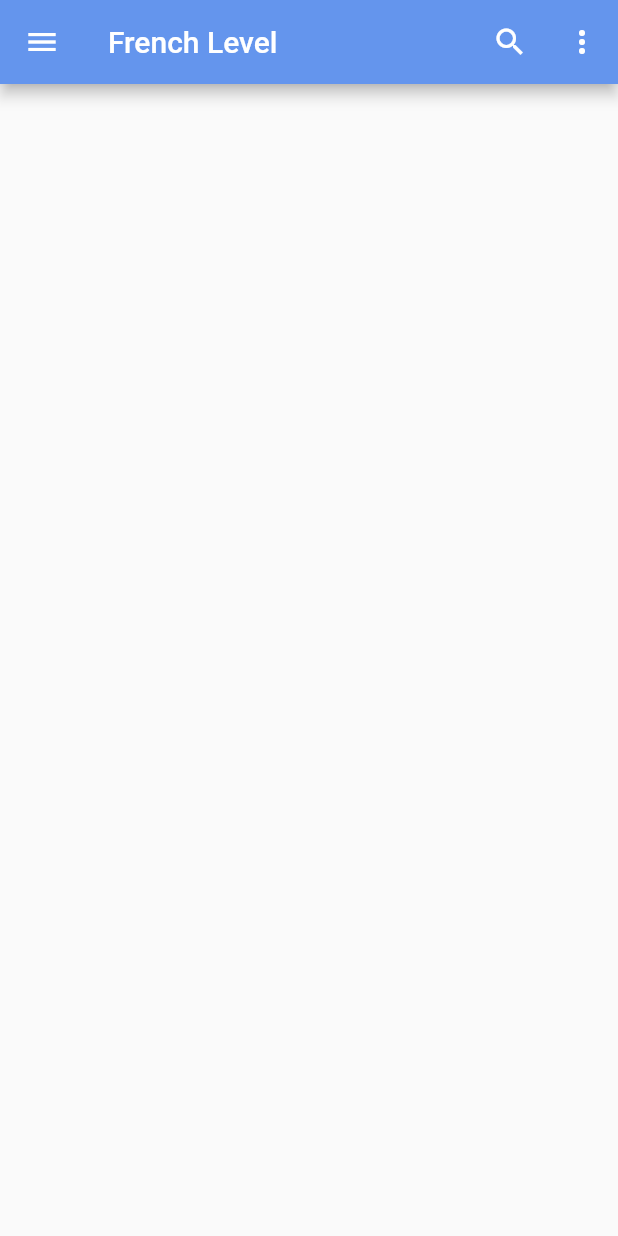
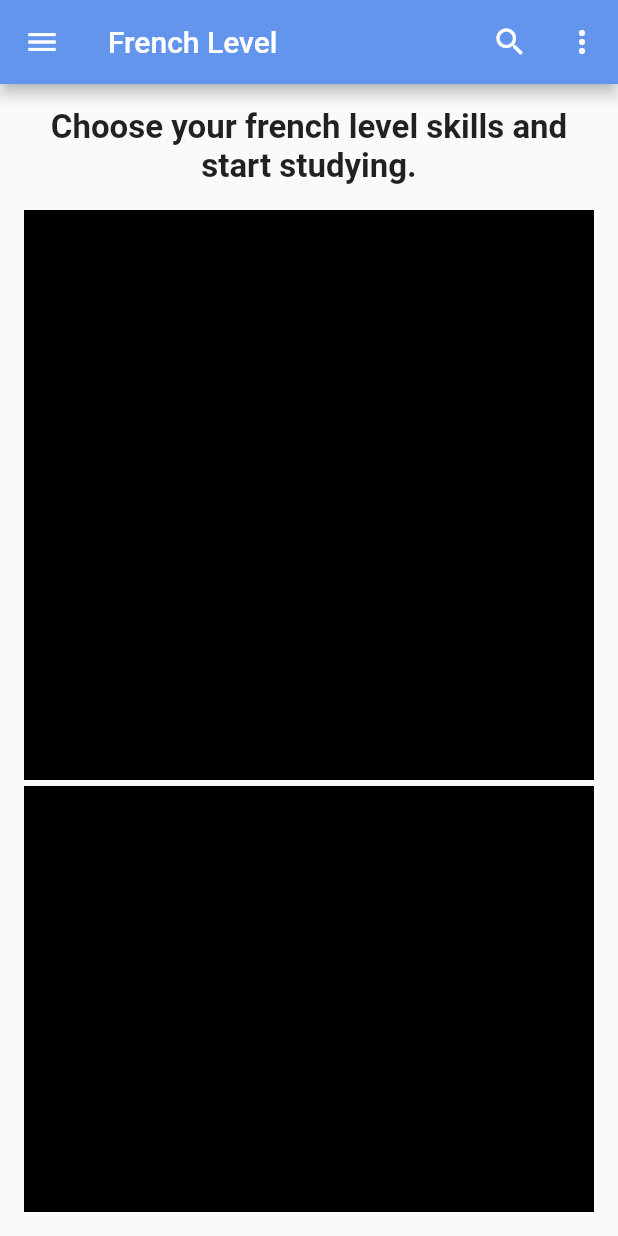
Before and after one commit to Bonnahjohn/frenchify, a Flutter app: the screen it shows after launch, after a tap on an icon or button, on a phone screen of 412 x 824 dp. Run offline on Flutter 3.47's test engine with Material 2 defaults, Android fonts, the phone set to English and light mode, and no system bars.

Commit message:
other pages routing establish except the dictionary one and also the home welcome screen is tackly

```diff
--- a/lib/Pages/feedback.dart
+++ b/lib/Pages/feedback.dart
@@ -38,6 +38,8 @@ class Feedbacks extends StatelessWidget {
                 TextSpan(
                     text: 'Frenchify@gmail.com',
                     style: const TextStyle(
+                        fontWeight: FontWeight.bold,
+                        fontSize: 17,
                         color: Color.fromRGBO(100, 149, 237, 1)),
                     recognizer: TapGestureRecognizer()..onTap = () {}),
               ]))
--- a/lib/Pages/home.dart
+++ b/lib/Pages/home.dart
@@ -1,7 +1,8 @@
-// ignore_for_file: unused_import, prefer_const_literals_to_create_immutables, prefer_const_constructors, use_key_in_widget_constructors
+// ignore_for_file: unused_import, prefer_const_literals_to_create_immutables, prefer_const_constructors, use_key_in_widget_constructors, non_constant_identifier_names, body_might_complete_normally_nullable
 
 import 'package:flutter/material.dart';
 import 'package:frenchify/main.dart';
+import 'package:frenchify/Pages/translator.dart';
 
 class HomePage extends StatelessWidget {
   const HomePage({super.key});
@@ -14,10 +15,76 @@ class HomePage extends StatelessWidget {
         title: Text('French Level'),
         actions: [
           IconButton(onPressed: () {}, icon: Icon(Icons.search)),
-          IconButton(onPressed: () {}, icon: Icon(Icons.more_vert))
+          IconButton(onPressed: () {}, icon: Icon(Icons.more_vert)),
         ],
       ),
-      drawer: Drawer(
+      body: Container(
+        padding: EdgeInsets.all(16),
+        child: Column(
+          crossAxisAlignment: CrossAxisAlignment.stretch,
+          children: [
+            Text(
+              "Choose your french level skills and start studying.",
+              style: TextStyle(fontSize: 22, fontWeight: FontWeight.bold),
+              textAlign: TextAlign.center,
+            ),
+            SizedBox(height: 16),
+            Expanded(
+                flex: 2,
+                child: GridView.count(
+                  crossAxisCount: 1,
+                  mainAxisSpacing: 4,
+                  crossAxisSpacing: 10,
+                  children: [
+                    Container(
+                      width: 250,
+                      height: 600,
+                      color: Colors.black,
+                    ),
+                    Container(
+                      width: 250,
+                      height: 300,
+                      color: Colors.black,
+                    ),
+                    Card(
+                      elevation: 12,
+                      child: Container(
+                        width: 25,
+                        height: 30,
+                        color: Colors.green,
+                        child: ListView(children: [
+                          Text(
+                            'Beginner lessons.',
+                            style: TextStyle(fontSize: 20),
+                            textAlign: TextAlign.center,
+                          )
+                        ]),
+                      ),
+                    ),
+                    // Card(
+                    //   elevation: 12,
+                    //   child: Container(
+                    //     width: 100,
+                    //     height: 200,
+                    //     color: Colors.red,
+                    //   ),
+                    // ),
+                  ],
+                ))
+          ],
+        ),
+      ),
+      drawer: Drawers(),
+    );
+  }
+}
+
+class Drawers extends StatelessWidget {
+  const Drawers({super.key});
+
+  @override
+  Widget build(BuildContext context) {
+    return Drawer(
       backgroundColor: Color.fromRGBO(100, 149, 237, 1),
       child: ListView(children: [
         Container(
@@ -59,7 +126,7 @@ class HomePage extends StatelessWidget {
               color: Colors.white,
             ),
           ),
-            //onTap: () => Navigator.pushNamed(context, '/homePage'),
+          onTap: () => Navigator.pushNamed(context, '/personal'),
         ),
         /* mmmmmmmmmmmmmmmmmmmmmmmm Dictionary and its navigation mmmmmmmmmmmmmmmmmmmmmm*\ */
         ListTile(
@@ -89,7 +156,7 @@ class HomePage extends StatelessWidget {
               color: Colors.white,
             ),
           ),
-            //onTap: () => Navigator.pushNamed(context, '/homePage'),
+          onTap: () => Navigator.pushNamed(context, '/translator'),
         ),
         Divider(
           color: Colors.white,
@@ -152,7 +219,6 @@ class HomePage extends StatelessWidget {
           onTap: () => Navigator.pushNamed(context, '/feedback'),
         ),
       ]),
-      ),
     );
   }
 }
--- a/lib/main.dart
+++ b/lib/main.dart
@@ -1,10 +1,12 @@
 // ignore_for_file: unused_import, prefer_const_constructors, avoid_unnecessary_containers, unnecessary_import
 
 import 'package:flutter/material.dart';
-import 'package:frenchify/Pages/drawer.dart';
+import 'package:frenchify/Pages/settings.dart';
 import 'package:frenchify/Pages/home.dart';
-import 'Pages/about.dart';
-import 'Pages/feedback.dart';
+import 'package:frenchify/Pages/about.dart';
+import 'package:frenchify/Pages/feedback.dart';
+import 'package:frenchify/Pages/personal.dart';
+import 'package:frenchify/Pages/translator.dart';
 
 void main() {
   runApp(MaterialApp(
@@ -16,6 +18,8 @@ void main() {
       '/Settings': (context) => Settings(),
       '/About': (context) => About(),
       '/feedback': (context) => Feedbacks(),
+      '/personal': (context) => Personal(),
+      '/translator': (context) => Translator(),
     },
   ));
 }
@@ -34,16 +38,6 @@ class MyApp extends StatelessWidget {
             child: SafeArea(
                 child: Stack(
               children: [
-                // AspectRatio(
-                //   aspectRatio:
-                //       9 / 14, // Set the aspect ratio to match your image
-                //   child: Image.asset(
-                //     'assets/images/logo.jpg',
-                //     fit: BoxFit
-                //         .cover, // Set the image fit to cover the entire screen
-                //     height: MediaQuery.of(context).size.height * 1,
-                //   ),
-                // ),
                 FractionallySizedBox(
                   widthFactor: 1,
                   heightFactor: MediaQuery.of(context).size.height * 0.5,
@@ -52,25 +46,21 @@ class MyApp extends StatelessWidget {
                     fit: BoxFit.none,
                   ),
                 ),
-                // Image.asset(
-                //   'assets/images/logo.jpg',
-                //   fit: BoxFit.fill,
-                //   height: 659,
-                // ),
                 const Positioned(
                     left: 12,
                     top: 50,
                     // right: 20,
                     child: SizedBox(
-                      width: 350,
+                      width: 400,
                       child: Text(
-                        'Frenchify French Learning App',
+                        'Frenchify French \nLearning App',
                         style: TextStyle(
                             fontSize: 28,
                             fontFamily: 'Helvetica',
                             fontWeight: FontWeight.w600,
                             color: Colors.yellowAccent),
                         overflow: TextOverflow.clip,
+                        textAlign: TextAlign.center,
                       ),
                     )),
                 const Positioned(
@@ -80,7 +70,7 @@ class MyApp extends StatelessWidget {
                       width: 375,
                       child: Text(
                         'Bonjour! Frenchify is the perfect app for anyone looking to learn or improve their French language skills, with its user-friendly interface and innovative features making learning fun and interactive.',
-                        style: TextStyle(color: Colors.white, fontSize: 17),
+                        style: TextStyle(color: Colors.orange, fontSize: 17),
                         overflow: TextOverflow.clip,
                         textAlign: TextAlign.justify,
                         textScaleFactor: 1.2,
```
Also changed, not shown: lib/Pages/personal.dart (added, +35 -0 lines), lib/Pages/translator.dart (added, +33 -0 lines), lib/Pages/settings.dart (renamed from lib/Pages/drawer.dart). Lines whose indentation alone changed are shown as unchanged.
